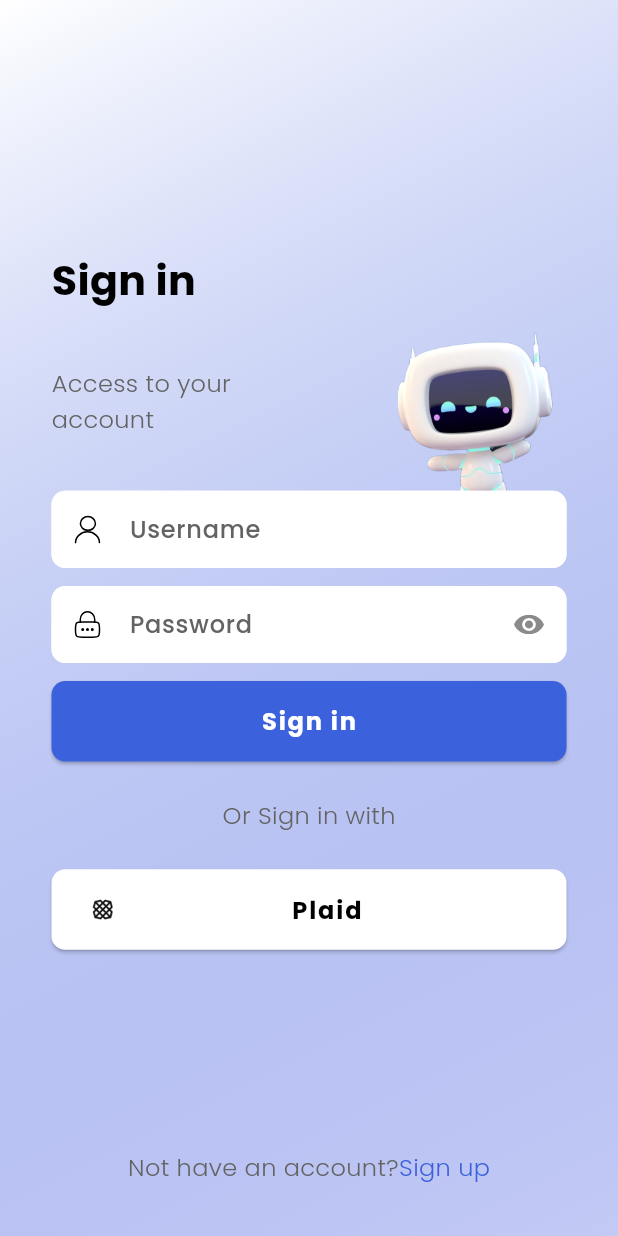
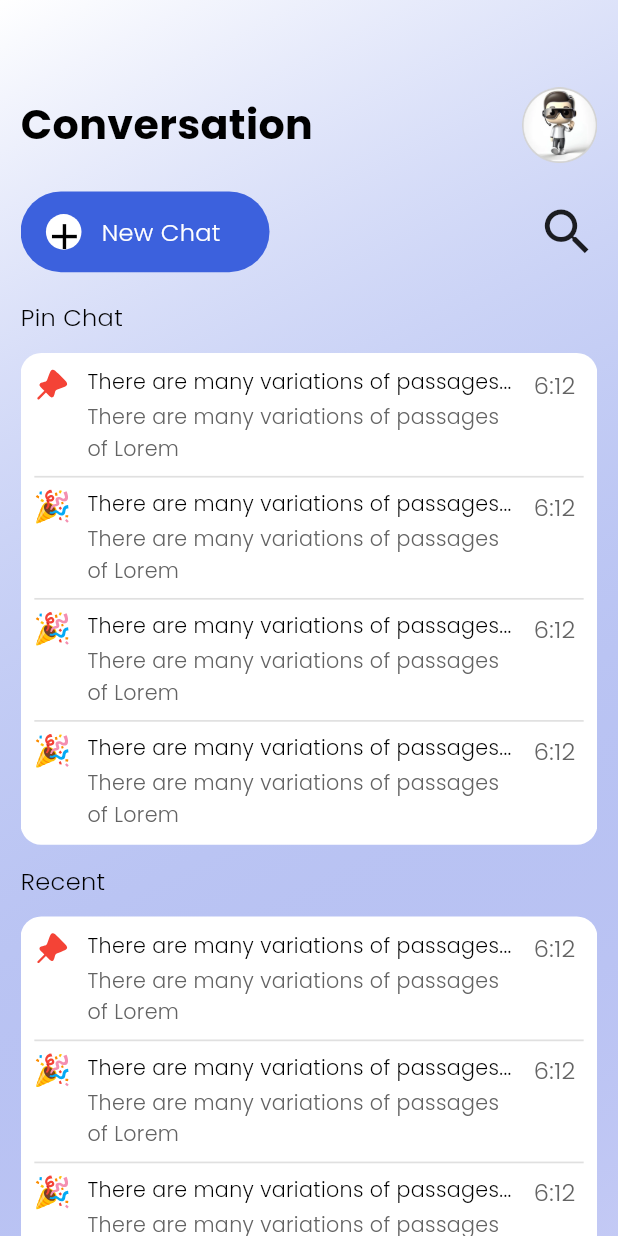
Before and after one commit to m-haris-n/supportive-bankapp-mobile, a Flutter app: the screen it shows after launch, after a tap on "Sign in", on a phone screen of 412 x 824 dp. Run offline on Flutter 3.47's test engine with Material 3 defaults, Android fonts, the phone set to English and light mode, and no system bars; our stand-ins replace flutter_screenutil, flutter_svg, page_transition.

Commit message:
main screen

```diff
--- a/lib/AuthPages/LoginPage.dart
+++ b/lib/AuthPages/LoginPage.dart
@@ -73,7 +73,9 @@ class _LoginPageState extends State<LoginPage> {
                       title: "Sign in",
                       fontSize: 14.sp,
                       fontWeight: FontWeight.w500,
-                      onPress: (){},
+                      onPress: (){
+                        Navigator.of(context).pushNamedAndRemoveUntil(RouteConstants.chatListPage, (route)=>false);
+                      },
                     ),
                     Padding(
                       padding:  EdgeInsets.symmetric(vertical: 20.h),
@@ -86,7 +88,10 @@ class _LoginPageState extends State<LoginPage> {
                       btnColor: ColorConstants.whiteColor,
                       textColor: ColorConstants.blackColor,
                       btnIcon: Image.asset(AssetConstants.plaidImage,height: 20.h,),
-                      onPress: (){},
+                      onPress: (){
+                        Navigator.of(context).pushNamedAndRemoveUntil(RouteConstants.chatListPage, (route)=>false);
+
+                      },
                     ),
 
 
--- /dev/null
+++ b/lib/ChatListPage/ChatListPage.dart
@@ -0,0 +1,217 @@
+import 'package:flutter/material.dart';
+import 'package:flutter_screenutil/flutter_screenutil.dart';
+import 'package:flutter_svg/flutter_svg.dart';
+import 'package:supportive_app/Constants/AssetConstants/AssetConstants.dart';
+import 'package:supportive_app/Constants/ColorConstants/ColorConstants.dart';
+import 'package:supportive_app/components/CustomBackground/CustomBackground.dart';
+import 'package:supportive_app/components/TextStyle/TextStyle.dart';
+
+class ChatListPage extends StatefulWidget {
+  const ChatListPage({super.key});
+
+  @override
+  State<ChatListPage> createState() => _ChatListPageState();
+}
+
+class _ChatListPageState extends State<ChatListPage> {
+  List chatList =[
+    {
+      "image":AssetConstants.pinIcon,
+      "title":"There are many variations of passages...",
+      "description":"There are many variations of passages of Lorem"
+    },
+    {
+      "image":AssetConstants.celebrationIcon,
+      "title":"There are many variations of passages...",
+      "description":"There are many variations of passages of Lorem"
+    },
+    {
+      "image":AssetConstants.celebrationIcon,
+      "title":"There are many variations of passages...",
+      "description":"There are many variations of passages of Lorem"
+    },
+    {
+      "image":AssetConstants.celebrationIcon,
+      "title":"There are many variations of passages...",
+      "description":"There are many variations of passages of Lorem"
+    }
+  ];
+  @override
+  Widget build(BuildContext context) {
+    return Scaffold(
+      body: CustomBackground(
+        padding: EdgeInsets.only(top:50.sp,left: 12.sp,right: 12.sp),
+        widget: SingleChildScrollView(
+          child: Column(
+            crossAxisAlignment: CrossAxisAlignment.start,
+            children: [
+              Row(
+                mainAxisAlignment: MainAxisAlignment.spaceBetween,
+                children: [
+                  Text("Conversation",style: AppTextStyle.poppinsBoldStyle,),
+                  Container(
+                    height: 44.h,
+                    width: 44.w,
+                    decoration: BoxDecoration(
+                       shape: BoxShape.circle
+                    ),
+                    child: ClipOval(
+                      clipBehavior: Clip.antiAlias,
+                      child: Image.asset(AssetConstants.profileAvatar),
+                    ),
+                  )
+                ],
+              ),
+              Row(
+                mainAxisAlignment: MainAxisAlignment.spaceBetween,
+                children: [
+                  Container(
+                    width: 145.w,
+                    height: 45.h,
+                    margin: EdgeInsets.symmetric(vertical: 15.h),
+                    padding: EdgeInsets.all(15),
+
+                    decoration: BoxDecoration(
+                      borderRadius: BorderRadius.circular(30.sp),
+                      color: ColorConstants.appPrimaryColor
+                    ),
+                    child: Row(
+                      spacing: 10.sp,
+                      children: [
+                        Container(
+                            height: 24.h,
+                            width: 24.w,
+                            decoration: BoxDecoration(
+                              shape: BoxShape.circle,
+                              color: ColorConstants.whiteColor
+                            ),
+                            child: Center(child: Icon(Icons.add,size: 25.sp,color: ColorConstants.blackColor,))),
+                        Text("New Chat",style: AppTextStyle.poppinsLightStyle.copyWith(color: ColorConstants.whiteColor),)
+                      ],
+                    ),
+                  ),
+                  Icon(Icons.search,size: 35.sp,)
+                ],
+              ),
+              Text("Pin Chat",style: AppTextStyle.poppinsLightStyle.copyWith(color: ColorConstants.blackColor,fontWeight: FontWeight.w500,fontSize: 14.sp),),
+              _pinChatList(context),
+              Text("Recent",style: AppTextStyle.poppinsLightStyle.copyWith(color: ColorConstants.blackColor,fontWeight: FontWeight.w500,fontSize: 14.sp),),
+              _recentChatList(context)
+            ],
+          ),
+        ),
+      ),
+    );
+  }
+  _pinChatList(BuildContext context){
+    return Container(
+      padding: EdgeInsets.all(8.sp),
+      margin: EdgeInsets.symmetric(vertical: 10.h),
+      decoration: BoxDecoration(
+          borderRadius: BorderRadius.circular(12.sp),
+          color: ColorConstants.whiteColor,
+      ),
+      child: ListView.builder(
+          itemCount: chatList.length,
+          physics: NeverScrollableScrollPhysics(),
+          padding: EdgeInsets.zero,
+          shrinkWrap: true,
+          itemBuilder: (context,index){
+        return  Column(
+          children: [
+            Row(
+              spacing: 10.w,
+              crossAxisAlignment: CrossAxisAlignment.start,
+                children: [
+                  SvgPicture.asset(chatList[index]["image"],height: 20.h,),
+                  Column(
+                    spacing: 2.h,
+                    crossAxisAlignment: CrossAxisAlignment.start,
+                    children: [
+                      Text(chatList[index]["title"],style: AppTextStyle.poppinsLightStyle.copyWith(
+                        color: ColorConstants.blackColor,
+                        fontSize: 12.sp
+                      ),),
+                      SizedBox(
+                        width: 250.w,
+                        child: Text(chatList[index]["description"],style: AppTextStyle.poppinsLightStyle.copyWith(
+                          fontSize: 12.sp
+                        )),
+                      ),
+
+                    ],
+                  ),
+                  Text(
+                    "6:12",
+                    style: AppTextStyle.poppinsLightStyle.copyWith(
+                      color: ColorConstants.textGreyColor
+                    ),
+                  )
+                ],
+              ),
+           index== chatList.length-1 ? SizedBox() :Divider(
+              color: ColorConstants.textGreyColor.withOpacity(0.2),
+              thickness: 1.sp,
+            ),
+          ],
+        );
+      }),
+    );
+  }
+  _recentChatList(BuildContext context){
+    return
+      Container(
+        padding: EdgeInsets.all(8.sp),
+        margin: EdgeInsets.symmetric(vertical: 10.h),
+        decoration: BoxDecoration(
+          borderRadius: BorderRadius.circular(12.sp),
+          color: ColorConstants.whiteColor,
+        ),
+        child: ListView.builder(
+            itemCount: chatList.length,
+            physics: NeverScrollableScrollPhysics(),
+            padding: EdgeInsets.zero,
+            shrinkWrap: true,
+            itemBuilder: (context,index){
+              return  Column(
+                children: [
+                  Row(
+                    spacing: 10.w,
+                    crossAxisAlignment: CrossAxisAlignment.start,
+                    children: [
+                      SvgPicture.asset(chatList[index]["image"],height: 20.h,),
+                      Column(
+                        spacing: 2.h,
+                        crossAxisAlignment: CrossAxisAlignment.start,
+                        children: [
+                          Text(chatList[index]["title"],style: AppTextStyle.poppinsLightStyle.copyWith(
+                              color: ColorConstants.blackColor,
+                              fontSize: 12.sp
+                          ),),
+                          SizedBox(
+                            width: 250.w,
+                            child: Text(chatList[index]["description"],style: AppTextStyle.poppinsLightStyle.copyWith(
+                                fontSize: 12.sp
+                            )),
+                          ),
+
+                        ],
+                      ),
+                      Text(
+                        "6:12",
+                        style: AppTextStyle.poppinsLightStyle.copyWith(
+                            color: ColorConstants.textGreyColor
+                        ),
+                      )
+                    ],
+                  ),
+                  index== chatList.length-1 ? SizedBox() :Divider(
+                    color: ColorConstants.textGreyColor.withOpacity(0.2),
+                    thickness: 1.sp,
+                  ),
+                ],
+              );
+            }),
+      );
+  }
+}
--- a/lib/Constants/AssetConstants/AssetConstants.dart
+++ b/lib/Constants/AssetConstants/AssetConstants.dart
@@ -2,6 +2,7 @@ class AssetConstants {
 
   static const botImage = "assets/Images/bot_image.png";
   static const plaidImage = "assets/Images/plaid_img.png";
+  static const profileAvatar = "assets/Images/profile_avatar.png";
 
 
   ////SVG
@@ -9,4 +10,6 @@ class AssetConstants {
   static const lockIcon = "assets/Icons/lock_icon.svg";
   static const passwordEyeIcon = "assets/Icons/password_eye_icon.svg";
   static const phoneIcon = "assets/Icons/phone_icon.svg";
+  static const pinIcon = "assets/Icons/pin_icon.svg";
+  static const celebrationIcon = "assets/Icons/celebration_icon.svg";
 }
--- a/lib/Constants/RouteConstants/RouteConstants.dart
+++ b/lib/Constants/RouteConstants/RouteConstants.dart
@@ -2,4 +2,5 @@ class RouteConstants {
 
   static const initialPageRoute = "login";
   static const signupPageRoute = "signup";
+  static const chatListPage = "chatListPage";
 }
--- a/lib/components/Routes/Routes.dart
+++ b/lib/components/Routes/Routes.dart
@@ -1,6 +1,7 @@
 import 'package:flutter/material.dart';
 import 'package:page_transition/page_transition.dart';
 import 'package:supportive_app/AuthPages/LoginPage.dart';
+import 'package:supportive_app/ChatListPage/ChatListPage.dart';
 
 import '../../AuthPages/SignupPage/SignupPage.dart';
 import '../../Constants/RouteConstants/RouteConstants.dart';
@@ -20,6 +21,9 @@ class RouteGenerator {
       case RouteConstants.signupPageRoute:
         return PageTransition(
             child: const SignupPage(), type: PageTransitionType.fade, duration: animationDuration);
+      case RouteConstants.chatListPage:
+        return PageTransition(
+            child: const ChatListPage(), type: PageTransitionType.fade, duration: animationDuration);
 
       default:
         return _errorRoute();
```
Also changed, not shown: assets/Icons/celebration_icon.svg (added), assets/Icons/pin_icon.svg (added), assets/Images/profile_avatar.png (added).
